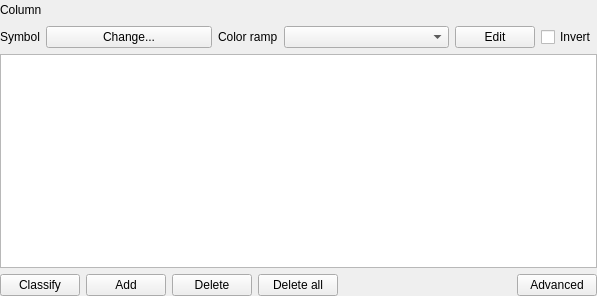
Old version of the form src/ui/qgscategorizedsymbolrendererv2widget.ui in the repository nextgis/nextgisqgis.
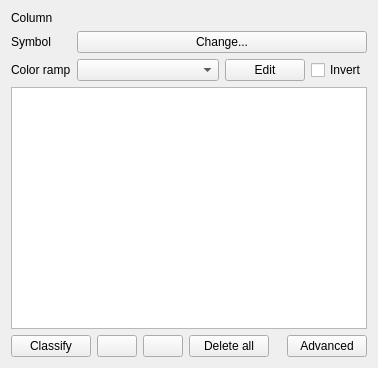
New version of the form. Icons and pictures are not drawn. Custom widgets are drawn as their Qt base class.

```diff
--- a/src/ui/qgscategorizedsymbolrendererv2widget.ui
+++ b/src/ui/qgscategorizedsymbolrendererv2widget.ui
@@ -6,18 +6,19 @@
    <rect>
     <x>0</x>
     <y>0</y>
-    <width>597</width>
-    <height>296</height>
+    <width>378</width>
+    <height>368</height>
    </rect>
   </property>
-  <layout class="QVBoxLayout" name="verticalLayout">
-   <property name="margin">
-    <number>0</number>
-   </property>
-   <item>
-    <layout class="QHBoxLayout" name="horizontalLayout_2">
-     <item>
+  <layout class="QGridLayout" name="gridLayout">
+   <item row="0" column="0">
       <widget class="QLabel" name="label_3">
+     <property name="sizePolicy">
+      <sizepolicy hsizetype="Fixed" vsizetype="Preferred">
+       <horstretch>0</horstretch>
+       <verstretch>0</verstretch>
+      </sizepolicy>
+     </property>
        <property name="text">
         <string>Column</string>
        </property>
@@ -33,37 +34,23 @@
        </property>
       </widget>
      </item>
-     <item>
-      <spacer name="horizontalSpacer">
-       <property name="orientation">
-        <enum>Qt::Horizontal</enum>
-       </property>
-       <property name="sizeType">
-        <enum>QSizePolicy::Expanding</enum>
-       </property>
-       <property name="sizeHint" stdset="0">
-        <size>
-         <width>40</width>
-         <height>20</height>
-        </size>
-       </property>
-      </spacer>
-     </item>
-    </layout>
-   </item>
-   <item>
-    <layout class="QHBoxLayout" name="horizontalLayout">
-     <item>
+   <item row="1" column="0">
       <widget class="QLabel" name="label_9">
+     <property name="sizePolicy">
+      <sizepolicy hsizetype="Fixed" vsizetype="Preferred">
+       <horstretch>0</horstretch>
+       <verstretch>0</verstretch>
+      </sizepolicy>
+     </property>
        <property name="text">
         <string>Symbol</string>
        </property>
       </widget>
      </item>
-     <item>
+   <item row="1" column="1">
       <widget class="QPushButton" name="btnChangeCategorizedSymbol">
        <property name="sizePolicy">
-        <sizepolicy hsizetype="Minimum" vsizetype="Fixed">
+      <sizepolicy hsizetype="Expanding" vsizetype="Fixed">
          <horstretch>1</horstretch>
          <verstretch>0</verstretch>
         </sizepolicy>
@@ -73,17 +60,25 @@
        </property>
       </widget>
      </item>
-     <item>
+   <item row="2" column="0">
       <widget class="QLabel" name="label_10">
+     <property name="sizePolicy">
+      <sizepolicy hsizetype="Fixed" vsizetype="Preferred">
+       <horstretch>0</horstretch>
+       <verstretch>0</verstretch>
+      </sizepolicy>
+     </property>
        <property name="text">
         <string>Color ramp</string>
        </property>
       </widget>
      </item>
+   <item row="2" column="1">
+    <layout class="QHBoxLayout" name="horizontalLayout">
      <item>
       <widget class="QgsColorRampComboBox" name="cboCategorizedColorRamp">
        <property name="sizePolicy">
-        <sizepolicy hsizetype="Minimum" vsizetype="Fixed">
+        <sizepolicy hsizetype="Expanding" vsizetype="Fixed">
          <horstretch>1</horstretch>
          <verstretch>0</verstretch>
         </sizepolicy>
@@ -99,6 +94,12 @@
      </item>
      <item>
       <widget class="QCheckBox" name="cbxInvertedColorRamp">
+       <property name="sizePolicy">
+        <sizepolicy hsizetype="Fixed" vsizetype="Fixed">
+         <horstretch>0</horstretch>
+         <verstretch>0</verstretch>
+        </sizepolicy>
+       </property>
        <property name="text">
         <string>Invert</string>
        </property>
@@ -106,7 +107,7 @@
      </item>
     </layout>
    </item>
-   <item>
+   <item row="3" column="0" colspan="2">
     <widget class="QTreeView" name="viewCategories">
      <property name="contextMenuPolicy">
       <enum>Qt::CustomContextMenu</enum>
@@ -140,7 +141,7 @@
      </property>
     </widget>
    </item>
-   <item>
+   <item row="4" column="0" colspan="2">
     <layout class="QHBoxLayout" name="horizontalLayout_3">
      <item>
       <widget class="QPushButton" name="btnAddCategories">
@@ -151,14 +152,14 @@
      </item>
      <item>
       <widget class="QPushButton" name="btnAddCategory">
-       <property name="text">
+       <property name="toolTip">
         <string>Add</string>
        </property>
       </widget>
      </item>
      <item>
       <widget class="QPushButton" name="btnDeleteCategories">
-       <property name="text">
+       <property name="toolTip">
         <string>Delete</string>
        </property>
       </widget>
```
Left out of the diff: 31 changed lines with no effect on the pictures. Lines whose indentation alone changed are shown as unchanged.
